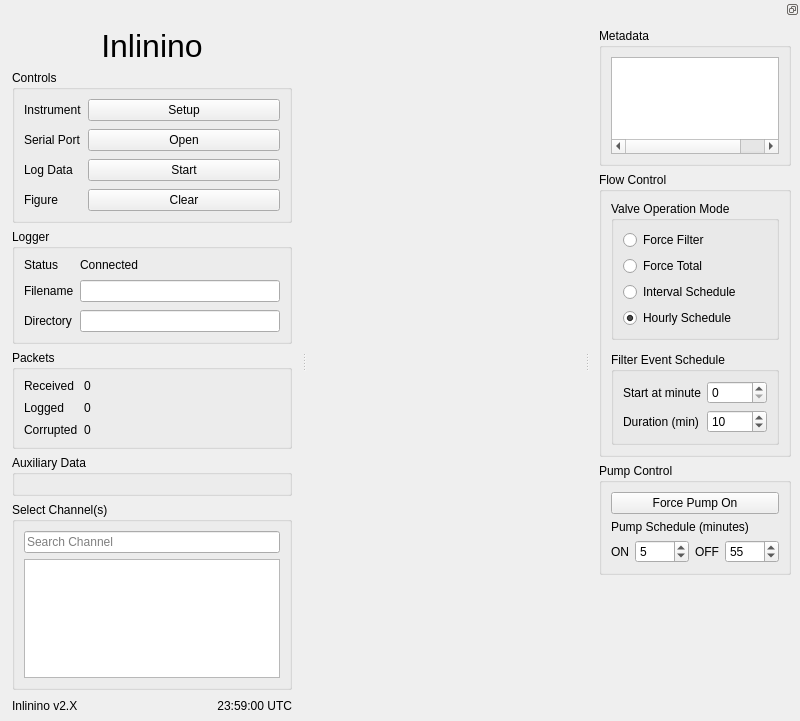
Old version of the form inlinino/resources/main.ui in the repository OceanOptics/Inlinino.
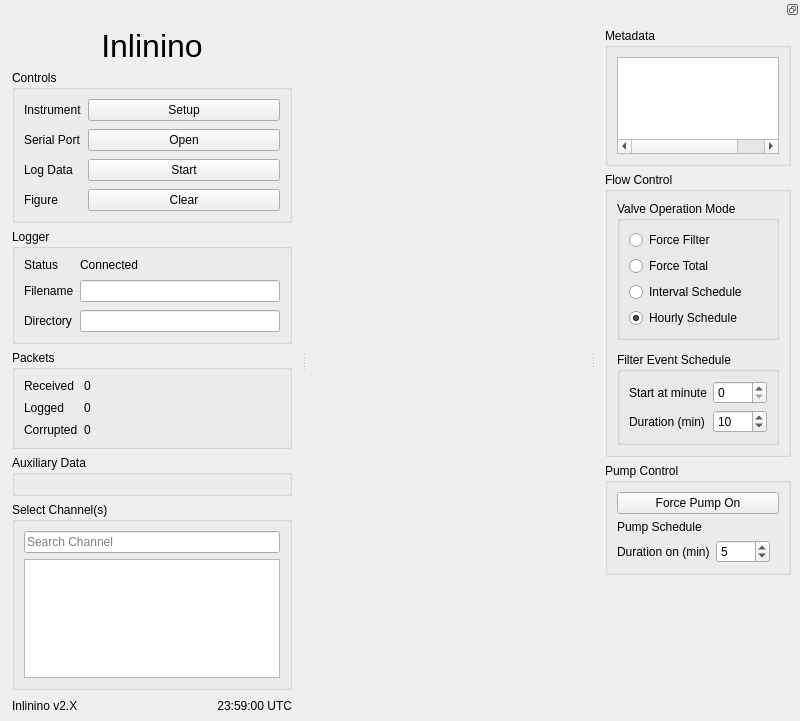
New version of the form.

Commit message:
Change pump to hourly mode
   + set version to 2.8.6

Patch:
```diff
--- a/inlinino/resources/main.ui
+++ b/inlinino/resources/main.ui
@@ -605,7 +605,7 @@
         <item>
          <widget class="QLabel" name="label_pump_schedule">
           <property name="text">
-           <string>Pump Schedule (minutes)</string>
+           <string>Pump Schedule</string>
           </property>
          </widget>
         </item>
@@ -614,7 +614,7 @@
           <item>
            <widget class="QLabel" name="label_2">
             <property name="text">
-             <string>ON</string>
+             <string>Duration on (min)</string>
             </property>
            </widget>
           </item>
@@ -632,24 +632,17 @@
            </widget>
           </item>
           <item>
-           <widget class="QLabel" name="label_10">
-            <property name="text">
-             <string>OFF</string>
+           <spacer name="horizontalSpacer_2">
+            <property name="orientation">
+             <enum>Qt::Horizontal</enum>
             </property>
-           </widget>
-          </item>
-          <item>
-           <widget class="QSpinBox" name="spinbox_pump_off">
-            <property name="minimum">
-             <number>0</number>
+            <property name="sizeHint" stdset="0">
+             <size>
+              <width>0</width>
+              <height>20</height>
+             </size>
             </property>
-            <property name="maximum">
-             <number>9999</number>
-            </property>
-            <property name="value">
-             <number>55</number>
-            </property>
-           </widget>
+           </spacer>
           </item>
          </layout>
         </item>
```
The commit also changes 4 other files.
